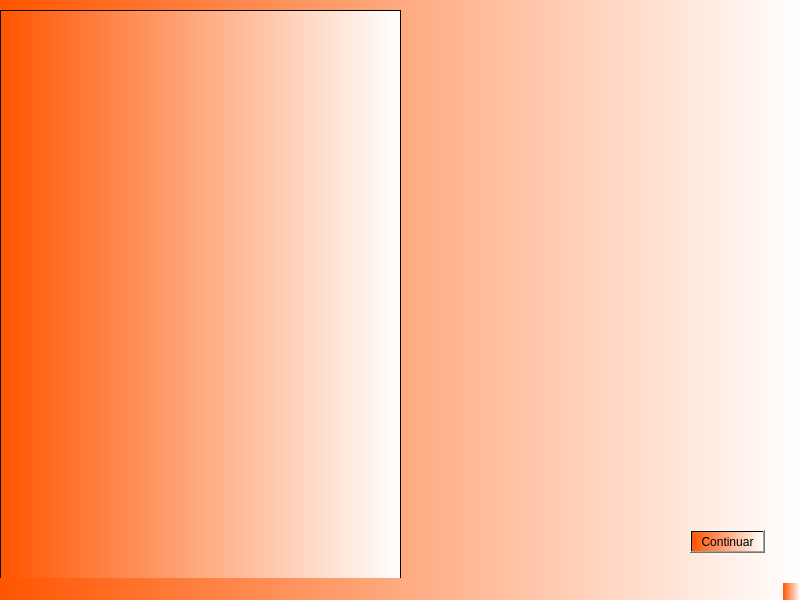
AndresMSE/IF---Interfaz, file Menus.ui: the form before one commit.
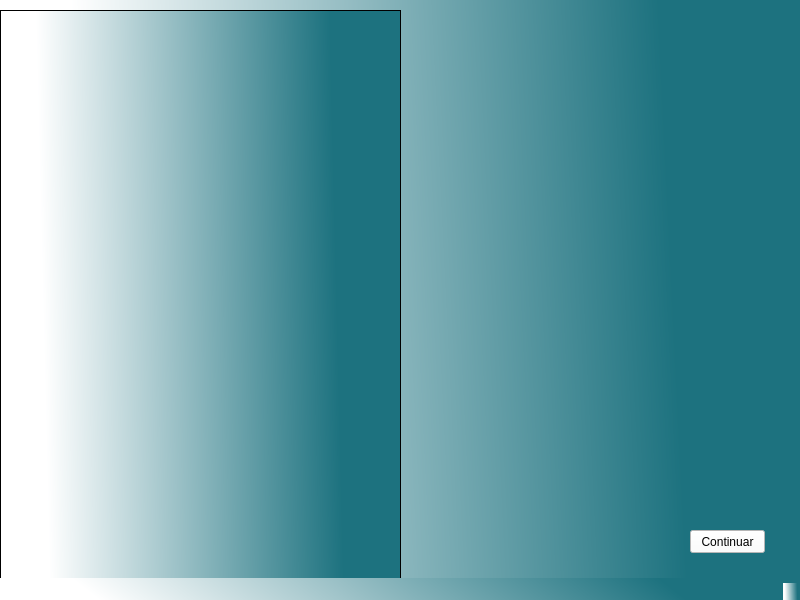
The form after the commit. Icons and pictures are not drawn.

What changed in the file:
```diff
--- a/Menus.ui
+++ b/Menus.ui
@@ -14,8 +14,8 @@
    <string>MainWindow</string>
   </property>
   <property name="styleSheet">
-   <string notr="true">background-color: rgb(255, 85, 0);
-background-color: qlineargradient(spread:pad, x1:0, y1:0, x2:1, y2:0, stop:0 rgba(255, 85, 0, 255), stop:1 rgba(255, 255, 255, 255));</string>
+   <string notr="true">background-color: rgb(11, 152, 191);
+background-color: qlineargradient(spread:pad, x1:0.954364, y1:0.369, x2:0, y2:0.403, stop:0.125 rgba(29, 114, 127, 255), stop:0.892045 rgba(255, 255, 255, 255));</string>
   </property>
   <widget class="QWidget" name="centralwidget">
    <widget class="QPushButton" name="Boton">
@@ -27,6 +27,9 @@
       <height>23</height>
      </rect>
     </property>
+    <property name="styleSheet">
+     <string notr="true">background-color: rgb(255, 255, 255);</string>
+    </property>
     <property name="text">
      <string>Continuar</string>
     </property>
```
